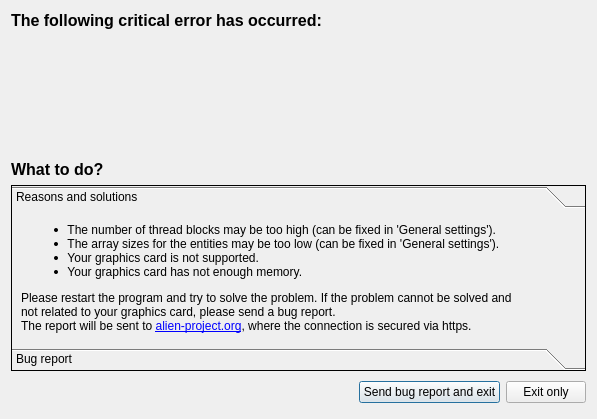
Above: source/Gui/BugReportDialog.ui from chrxh/alien before the change. Below: the same form after it.
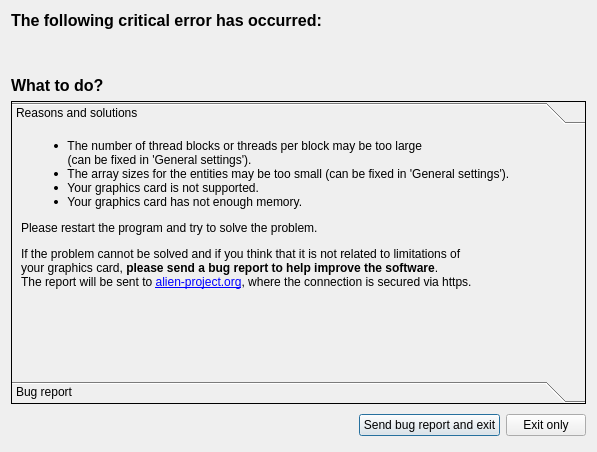
That is the form after the change. The open tabs and pages were chosen to show the change.

Commit message: text for bug report corrected

```diff
--- a/source/Gui/BugReportDialog.ui
+++ b/source/Gui/BugReportDialog.ui
@@ -7,7 +7,7 @@
     <x>0</x>
     <y>0</y>
     <width>597</width>
-    <height>419</height>
+    <height>452</height>
    </rect>
   </property>
   <property name="palette">
@@ -117,6 +117,12 @@
    </item>
    <item row="4" column="0">
     <widget class="QToolBox" name="toolBox">
+     <property name="sizePolicy">
+      <sizepolicy hsizetype="Preferred" vsizetype="Expanding">
+       <horstretch>0</horstretch>
+       <verstretch>0</verstretch>
+      </sizepolicy>
+     </property>
      <property name="frameShape">
       <enum>QFrame::Box</enum>
      </property>
@@ -128,8 +134,8 @@
        <rect>
         <x>0</x>
         <y>0</y>
-        <width>560</width>
-        <height>142</height>
+        <width>577</width>
+        <height>231</height>
        </rect>
       </property>
       <attribute name="label">
@@ -143,11 +149,12 @@
 &lt;html&gt;&lt;head&gt;&lt;meta name=&quot;qrichtext&quot; content=&quot;1&quot; /&gt;&lt;meta charset=&quot;utf-8&quot; /&gt;&lt;style type=&quot;text/css&quot;&gt;
 p, li { white-space: pre-wrap; }
 &lt;/style&gt;&lt;/head&gt;&lt;body style=&quot; font-family:'Segoe UI'; font-size:9pt; font-weight:400; font-style:normal;&quot;&gt;
-&lt;ul style=&quot;margin-top: 0px; margin-bottom: 0px; margin-left: 0px; margin-right: 0px; -qt-list-indent: 1;&quot;&gt;&lt;li style=&quot;&quot; style=&quot; margin-top:12px; margin-bottom:0px; margin-left:0px; margin-right:0px; -qt-block-indent:0; text-indent:0px;&quot;&gt;  The number of thread blocks may be too high (can be fixed in 'General settings').&lt;/li&gt;
-&lt;li style=&quot;&quot; style=&quot; margin-top:0px; margin-bottom:0px; margin-left:0px; margin-right:0px; -qt-block-indent:0; text-indent:0px;&quot;&gt;  The array sizes for the entities may be too low (can be fixed in 'General settings').&lt;/li&gt;
+&lt;ul style=&quot;margin-top: 0px; margin-bottom: 0px; margin-left: 0px; margin-right: 0px; -qt-list-indent: 1;&quot;&gt;&lt;li style=&quot;&quot; style=&quot; margin-top:12px; margin-bottom:0px; margin-left:0px; margin-right:0px; -qt-block-indent:0; text-indent:0px;&quot;&gt;  The number of thread blocks or threads per block may be too large &lt;br /&gt;  (can be fixed in 'General settings').&lt;/li&gt;
+&lt;li style=&quot;&quot; style=&quot; margin-top:0px; margin-bottom:0px; margin-left:0px; margin-right:0px; -qt-block-indent:0; text-indent:0px;&quot;&gt;  The array sizes for the entities may be too small (can be fixed in 'General settings').&lt;/li&gt;
 &lt;li style=&quot;&quot; style=&quot; margin-top:0px; margin-bottom:0px; margin-left:0px; margin-right:0px; -qt-block-indent:0; text-indent:0px;&quot;&gt;  Your graphics card is not supported.&lt;/li&gt;
 &lt;li style=&quot;&quot; style=&quot; margin-top:0px; margin-bottom:12px; margin-left:0px; margin-right:0px; -qt-block-indent:0; text-indent:0px;&quot;&gt;  Your graphics card has not enough memory.&lt;/li&gt;&lt;/ul&gt;
-&lt;p style=&quot; margin-top:12px; margin-bottom:12px; margin-left:0px; margin-right:0px; -qt-block-indent:0; text-indent:0px;&quot;&gt;Please restart the program and try to solve the problem. If the problem cannot be solved and &lt;br/&gt;not related to your graphics card, please send a bug report.&lt;br /&gt;The report will be sent to &lt;a href=&quot;alien-project.org&quot;&gt;&lt;span style=&quot; text-decoration: underline; color:#0000ff;&quot;&gt;alien-project.org&lt;/span&gt;&lt;/a&gt;, where the connection is secured via https.&lt;/p&gt;&lt;/body&gt;&lt;/html&gt;</string>
+&lt;p style=&quot; margin-top:12px; margin-bottom:12px; margin-left:0px; margin-right:0px; -qt-block-indent:0; text-indent:0px;&quot;&gt;Please restart the program and try to solve the problem.&lt;/p&gt;
+&lt;p style=&quot; margin-top:12px; margin-bottom:12px; margin-left:0px; margin-right:0px; -qt-block-indent:0; text-indent:0px;&quot;&gt;If the problem cannot be solved and if you think that it is not related to limitations of &lt;br /&gt;your graphics card, &lt;span style=&quot; font-weight:700;&quot;&gt;please send a bug report to help improve the software&lt;/span&gt;.&lt;br /&gt;The report will be sent to &lt;a href=&quot;alien-project.org&quot;&gt;&lt;span style=&quot; text-decoration: underline; color:#0000ff;&quot;&gt;alien-project.org&lt;/span&gt;&lt;/a&gt;, where the connection is secured via https.&lt;/p&gt;&lt;/body&gt;&lt;/html&gt;</string>
          </property>
          <property name="alignment">
           <set>Qt::AlignLeading|Qt::AlignLeft|Qt::AlignTop</set>
@@ -209,10 +216,13 @@
      <property name="orientation">
       <enum>Qt::Vertical</enum>
      </property>
+     <property name="sizeType">
+      <enum>QSizePolicy::Fixed</enum>
+     </property>
      <property name="sizeHint" stdset="0">
       <size>
        <width>20</width>
-       <height>40</height>
+       <height>20</height>
       </size>
      </property>
     </spacer>
```
Left out of the diff: 11 changed lines with no effect on the pictures. The commit also changes 1 other file.
